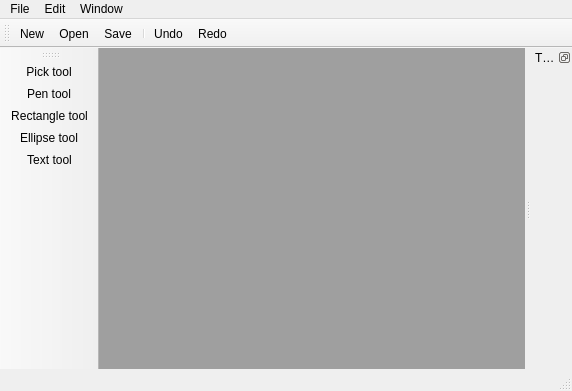
First picture: the form in ui/draw_main_window.ui, repository makes/draw, before the edit.
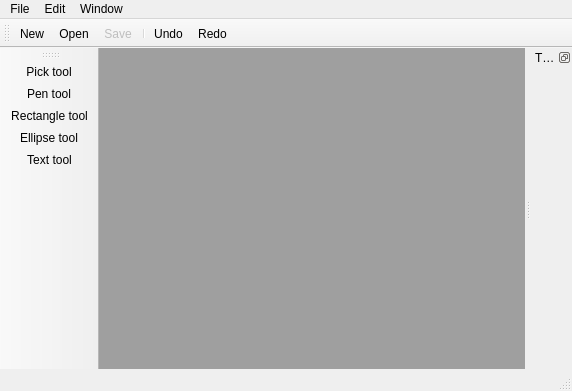
Second picture: the form after the edit. Icons and pictures are not drawn.

Diff of the .ui file:
```diff
--- a/ui/draw_main_window.ui
+++ b/ui/draw_main_window.ui
@@ -168,6 +168,9 @@
    </property>
   </action>
   <action name="actionSave">
+   <property name="enabled">
+    <bool>false</bool>
+   </property>
    <property name="icon">
     <iconset resource="images.qrc">
      <normaloff>:/images/document-save.svg</normaloff>:/images/document-save.svg</iconset>
```
Left out of the diff: 6 changed lines with no effect on the pictures.
